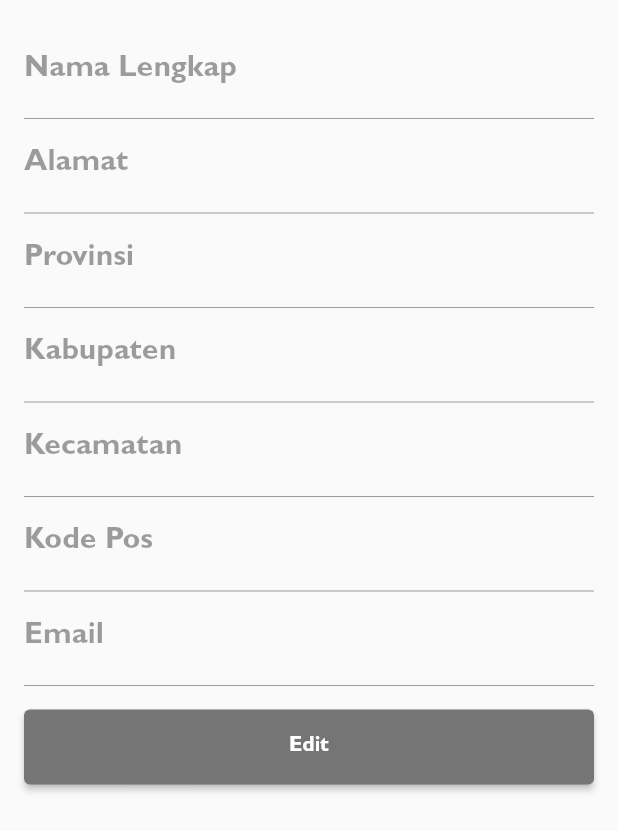
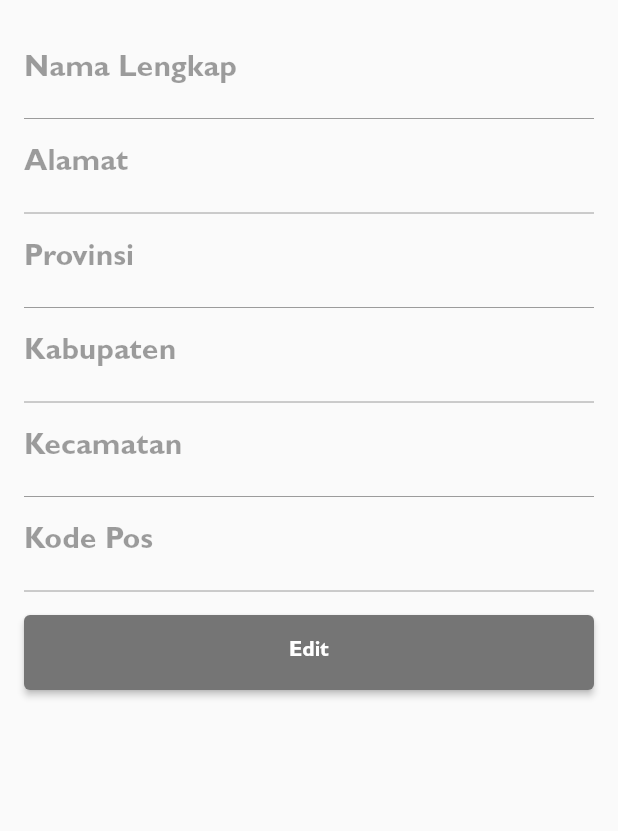
Before and after one commit to Santai-Dulu-Ga-Sih/brocoffe_mobileApp, a Flutter app: the AddresessForm widget shown alone on an empty page, opened directly, on a phone screen of 412 x 824 dp. Shown: the top 831 px of the screen. Run offline on Flutter 3.47's test engine with Material 2 defaults, Android fonts, the phone set to English and light mode, and no system bars; our stand-ins replace carousel_slider, fluttertoast, shared_preferences; accounts and stored records are empty; network calls fail; project files that could hold a hidden picture were left out.

Commit message:
update terakhir

```diff
--- a/lib/pages/account_detail.dart
+++ b/lib/pages/account_detail.dart
@@ -75,7 +75,7 @@ class _AccountDetailState extends State<AccountDetail> {
                     width: 370,
                     child: Row(children: <Widget>[
                       Text(
-                        "JOKO BUDIMAN",
+                        "Sulthon",
                         style: TextStyle(
                           fontSize: 18,
                           fontWeight: FontWeight.w600,
@@ -106,7 +106,7 @@ class _AccountDetailState extends State<AccountDetail> {
                     width: 370,
                     child: Wrap(children: <Widget>[
                       Text(
-                        "GG. PANDEGA MANA YA KOK LUPA NO. 66, DAYEUHKOLOT, BOJONGSOANG",
+                        "Jl. H. Mansyur No.17K, RT.11/RW.04, Bojongsoang, Kec. Bojongsoang, Kabupaten Bandung, Jawa Barat 40288",
                         style: TextStyle(
                           fontSize: 18,
                           fontWeight: FontWeight.w600,
--- a/lib/pages/addresess.dart
+++ b/lib/pages/addresess.dart
@@ -7,12 +7,11 @@ void main() {
 }
 
 class AddresessPage extends StatelessWidget {
-  const AddresessPage({super.key});
+  const AddresessPage({Key? key}) : super(key: key);
 
   @override
   Widget build(BuildContext context) {
-    return MaterialApp(
-      home: Scaffold(
+    return Scaffold(
       appBar: AppBar(
         backgroundColor: Colors.white,
         toolbarHeight: 100,
@@ -20,14 +19,14 @@ class AddresessPage extends StatelessWidget {
           icon: const Icon(Icons.arrow_back_ios),
           color: Colors.black,
           onPressed: () {
-              Scaffold.of(context).openDrawer();
+            Navigator.pop(context);
           },
         ),
         title: const Column(
           crossAxisAlignment: CrossAxisAlignment.start,
           children: [
             Text(
-                'ADDRESESS',
+              'ADDRESSES',
               style: TextStyle(
                 fontSize: 24,
                 fontWeight: FontWeight.w600,
@@ -41,7 +40,6 @@ class AddresessPage extends StatelessWidget {
       ),
       drawer: AppDrawer(),
       body: AddresessForm(),
-      ),
     );
   }
 }
@@ -109,13 +107,6 @@ class _AddresessFormState extends State<AddresessForm> {
         style:
             TextStyle(fontFamily: 'GillSans', fontSize: 20, color: greyColor),
       ),
-      TextField(
-        controller: _emailController,
-        enabled: isEditMode,
-        decoration: InputDecoration(labelText: 'Email'),
-        style:
-            TextStyle(fontFamily: 'GillSans', fontSize: 20, color: greyColor),
-      ),
     ];
 
     return Padding(
--- a/lib/pages/cart.dart
+++ b/lib/pages/cart.dart
@@ -144,7 +144,7 @@ class CartPage extends StatelessWidget {
                     style: TextStyle(fontSize: 20, color: Colors.grey),
                   ),
                   Text(
-                    "GG. PANDEGA MANA YA KOK LUPA NO.66, SLEMAN, BATUNUNGGAL, DEPOK, DIY",
+                    "Jl. H. Mansyur No.17K, RT.11/RW.04, Bojongsoang, Kec. Bojongsoang, Kabupaten Bandung, Jawa Barat 40288",
                     style: TextStyle(fontSize: 20, color: Colors.black),
                   ),
                   SizedBox(
--- a/lib/pages/home_page.dart
+++ b/lib/pages/home_page.dart
@@ -1,9 +1,11 @@
 import 'package:brocoffe_moba/pages/addresess.dart';
+import 'package:brocoffe_moba/pages/login_page.dart';
 import 'package:brocoffe_moba/theme.dart';
 import 'package:flutter/material.dart';
 import 'package:carousel_slider/carousel_slider.dart';
 import 'package:brocoffe_moba/pages/kopipedia.dart';
 import 'package:brocoffe_moba/pages/tentang_kami.dart';
+import 'account_detail.dart';
 import 'ezpz_page.dart';
 import 'payment_method.dart';
 
@@ -13,25 +15,18 @@ class HomePage extends StatelessWidget {
   HomePage({required this.username});
 
   final List<String> itemList = [
-    'kopirobusta',
-    'kopigayo',
-    'kopigulaaren',
-    'kopitorabika',
+    'Affogato_Coffee',
+    'Gula_Aren_Coffee',
   ];
 
   final List<String> mainTextList = [
-    'Kopi Robusta',
-    'Kopi Gayo',
-    'Kopi Gula Aren',
-    'Kopi Torabika',
+    'Affogato Coffee',
+    'Gula Aren Coffee',
   ];
 
   final List<String> subTextList = [
-    'Rp20.000',
-    'Rp25.000',
-    'Rp30.000',
-    'Rp20.000',
-    'Rp20.000'
+    'Rp33.000',
+    'Rp18.000',
   ];
   @override
   Widget build(BuildContext context) {
@@ -135,7 +130,7 @@ class HomePage extends StatelessWidget {
                 children: itemList.map((item) {
                   int index = itemList.indexOf(item);
                   return CustomCard(
-                    imagePath: 'assets/img/list_kopi/$item.png',
+                    imagePath: 'assets/img/list_kopi/$item.jpg',
                     mainText: mainTextList[index],
                     subText: subTextList[index],
                   );
@@ -309,6 +304,13 @@ class AppDrawer extends StatelessWidget {
         context, MaterialPageRoute(builder: (context) => PaymentMethod()));
   }
 
+  void _navigateToAccountDetails(BuildContext context) {
+    Navigator.push(
+      context,
+      MaterialPageRoute(builder: (context) => AccountDetail()),
+    );
+  }
+
   void _navigateToAddresess(BuildContext context) {
     Navigator.push(
         context, MaterialPageRoute(builder: (context) => AddresessPage()));
@@ -441,17 +443,16 @@ class AppDrawer extends StatelessWidget {
                       width: 24,
                       height: 24,
                     ),
-                  title: const Text(
+                    title: GestureDetector(
+                      onTap: () => _navigateToAccountDetails(context),
+                      child: Text(
                         'ACCOUNT DETAILS',
                         style: TextStyle(
                             fontFamily: 'GillSans',
                             fontSize: 18,
                             fontWeight: FontWeight.normal),
                       ),
-                  onTap: () {
-                    Navigator.pop(context);
-                  },
-                ),
+                    )),
                 ListTile(
                   leading: Image.asset(
                     'assets/icons/addresses.png',
@@ -489,7 +490,11 @@ class AppDrawer extends StatelessWidget {
               ],
             ),
             onTap: () {
-              // Tambahkan aksi yang ingin dilakukan saat tombol "Keluar" ditekan
+              Navigator.popUntil(context, (route) => route.isFirst);
+              Navigator.pushReplacement(
+                context,
+                MaterialPageRoute(builder: (context) => LoginPage()),
+              );
             },
           ),
         ],
```
Lines whose indentation alone changed are shown as unchanged.
